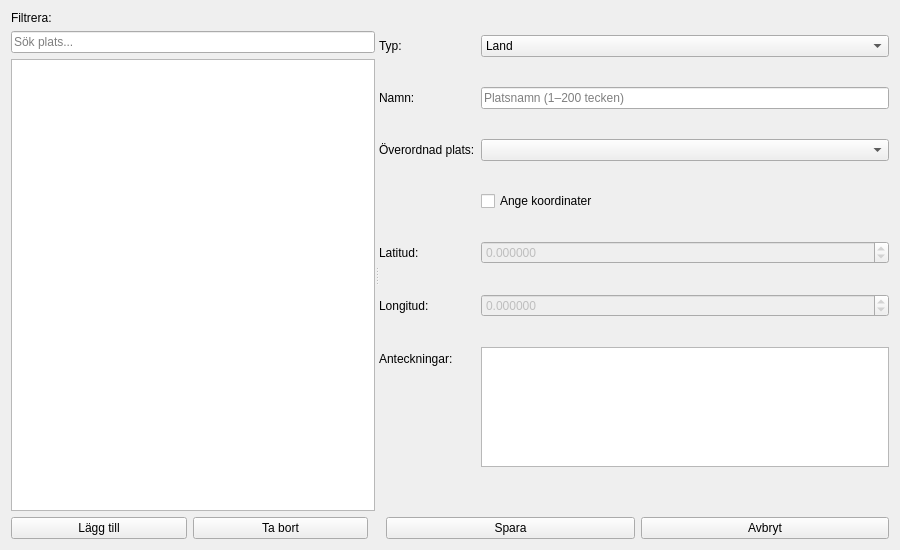
This is slaktbusken/ui/forms/place_editor.ui in thelinkan/Sl-ktbusken as Qt 5 draws it before an edit. The edited form follows.
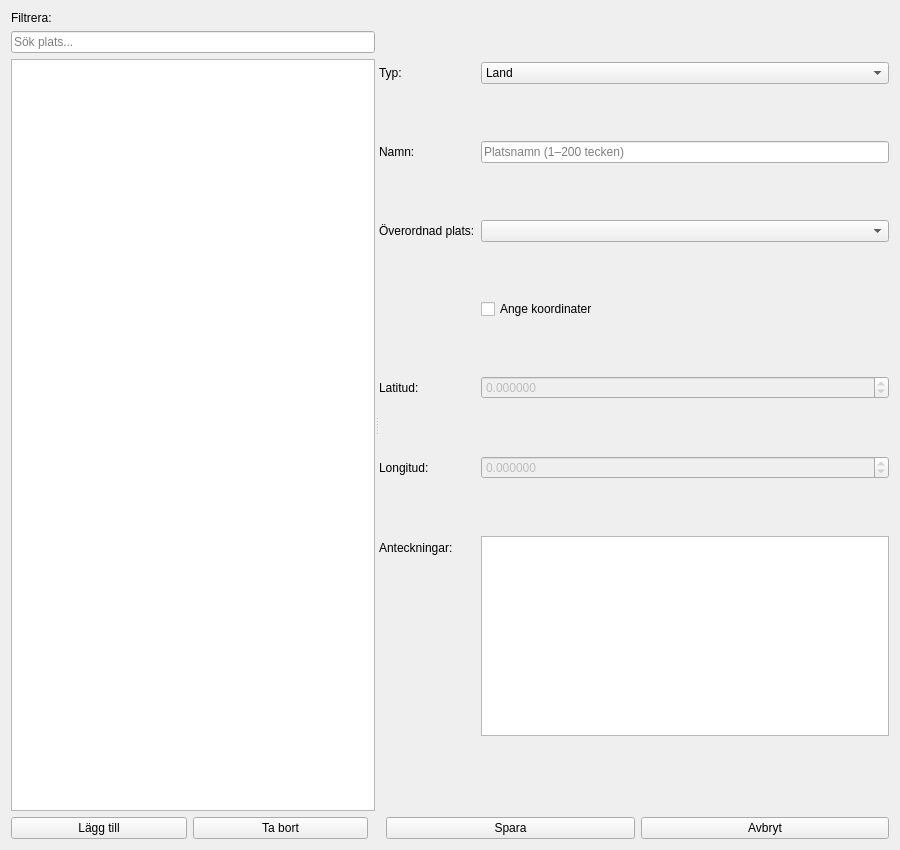
This is the edited form.

The edit to the form file:
```diff
--- a/slaktbusken/ui/forms/place_editor.ui
+++ b/slaktbusken/ui/forms/place_editor.ui
@@ -7,7 +7,7 @@
     <x>0</x>
     <y>0</y>
     <width>900</width>
-    <height>550</height>
+    <height>850</height>
    </rect>
   </property>
   <property name="windowTitle">
@@ -197,7 +197,7 @@
            <property name="maximumSize">
             <size>
              <width>16777215</width>
-             <height>120</height>
+             <height>200</height>
             </size>
            </property>
           </widget>
```
